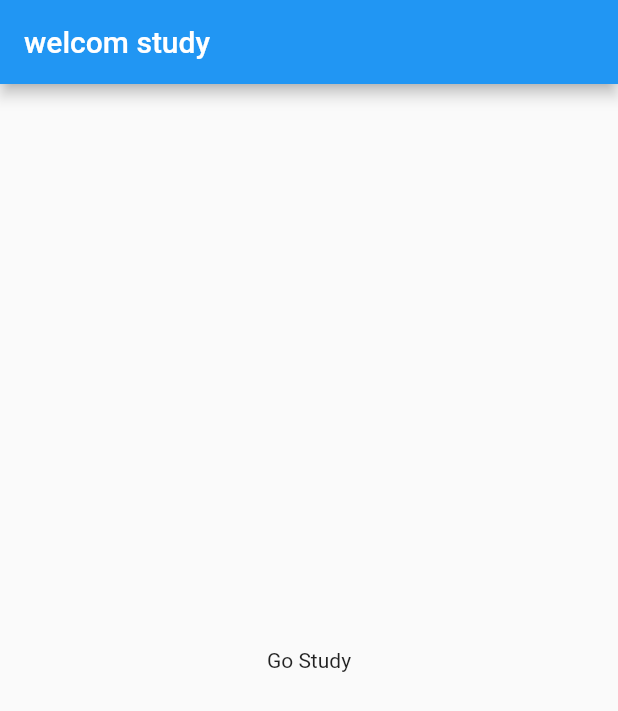
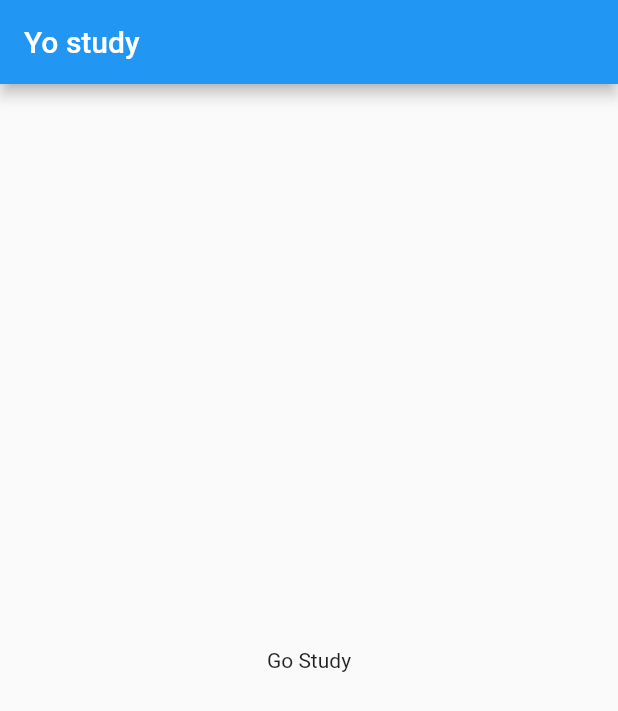
Before and after one commit to zngozn/kboystudy, a Flutter app: the screen it shows after launch, on a phone screen of 412 x 824 dp. Shown: the top 711 px of the screen. Run offline on Flutter 3.47's test engine with Material 2 defaults, Android fonts, the phone set to English and light mode, and no system bars.

Commit message:
third commit

```diff
--- a/lib/main.dart
+++ b/lib/main.dart
@@ -12,7 +12,7 @@ class app extends StatelessWidget{
       title: 'study',
       home: Scaffold(
         appBar: AppBar(
-          title: Text('welcom study'),
+          title: Text('Yo study'),
         ),
         body: Center(
           child: Text('Go Study'),
```
